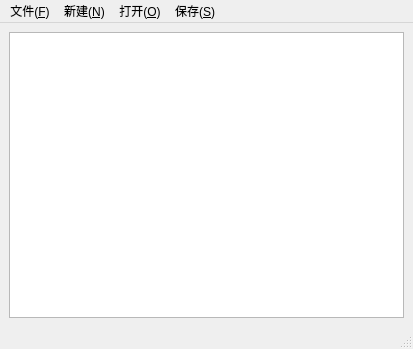
Qt form myNotepad/mainwindow.ui (dler02/QtCode) before a commit.
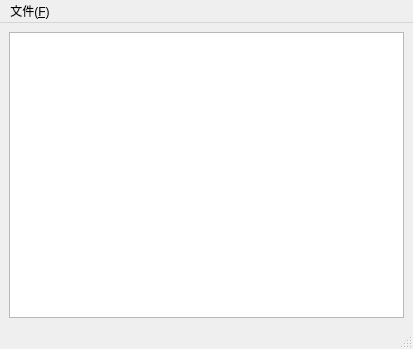
The same form after that commit.

Diff of the .ui file:
```diff
--- a/myNotepad/mainwindow.ui
+++ b/myNotepad/mainwindow.ui
@@ -37,25 +37,7 @@
     <addaction name="action_O"/>
     <addaction name="action_S"/>
    </widget>
-   <widget class="QMenu" name="menu_N">
-    <property name="title">
-     <string>新建(&amp;N)</string>
-    </property>
-   </widget>
-   <widget class="QMenu" name="menu_O">
-    <property name="title">
-     <string>打开(&amp;O)</string>
-    </property>
-   </widget>
-   <widget class="QMenu" name="menu_s">
-    <property name="title">
-     <string>保存(&amp;S)</string>
-    </property>
-   </widget>
    <addaction name="menu_F"/>
-   <addaction name="menu_N"/>
-   <addaction name="menu_O"/>
-   <addaction name="menu_s"/>
   </widget>
   <widget class="QStatusBar" name="statusbar"/>
   <action name="action_N">
```
